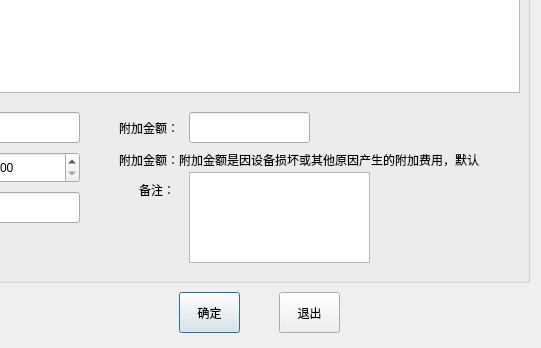
First picture: the form in src/returnwindow.ui, repository guanqian1994/EquipmentManagementSystem, before the edit; both pictures show x 191 to 732 and y 248 to 596 of the 732 by 596 pixel window.
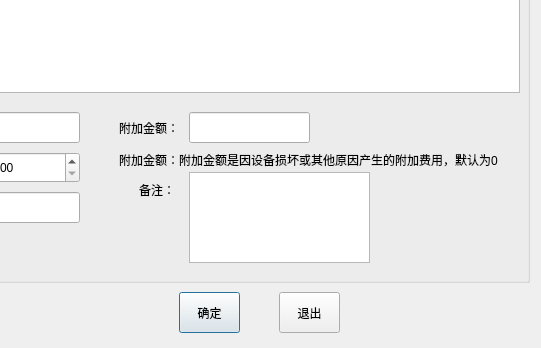
Second picture: the form after the edit.

What changed in the file:
```diff
--- a/src/returnwindow.ui
+++ b/src/returnwindow.ui
@@ -153,7 +153,7 @@
      <rect>
       <x>300</x>
       <y>390</y>
-      <width>361</width>
+      <width>381</width>
       <height>16</height>
      </rect>
     </property>
```
Left out of the diff: 19 changed lines with no effect on the pictures.
